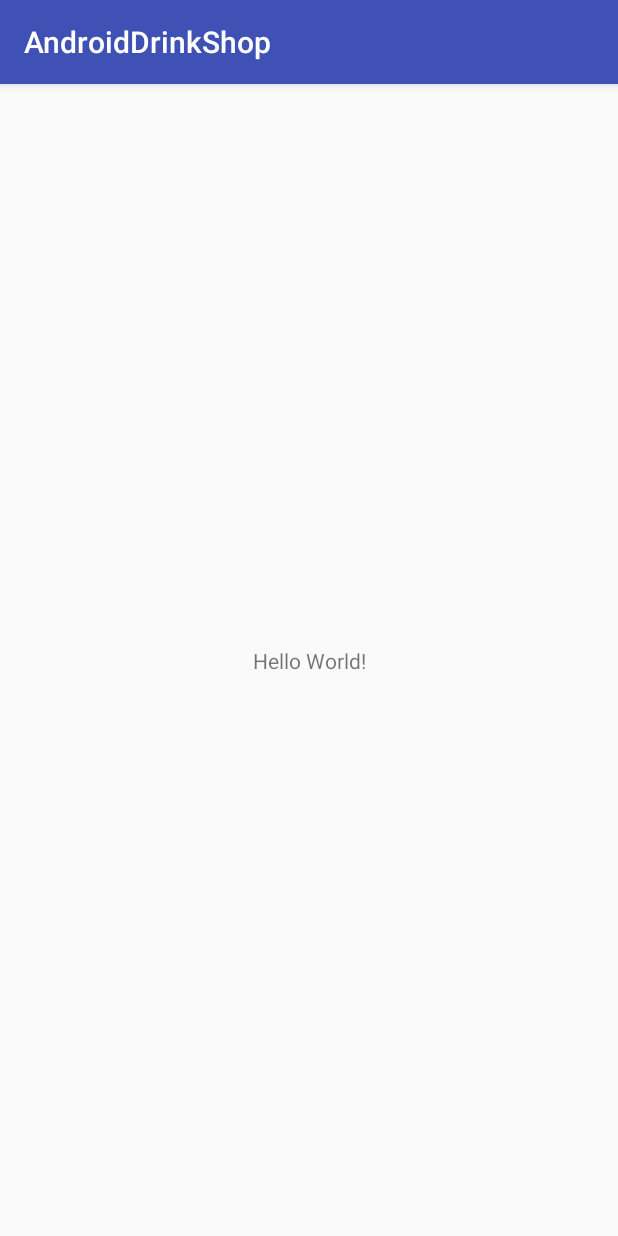
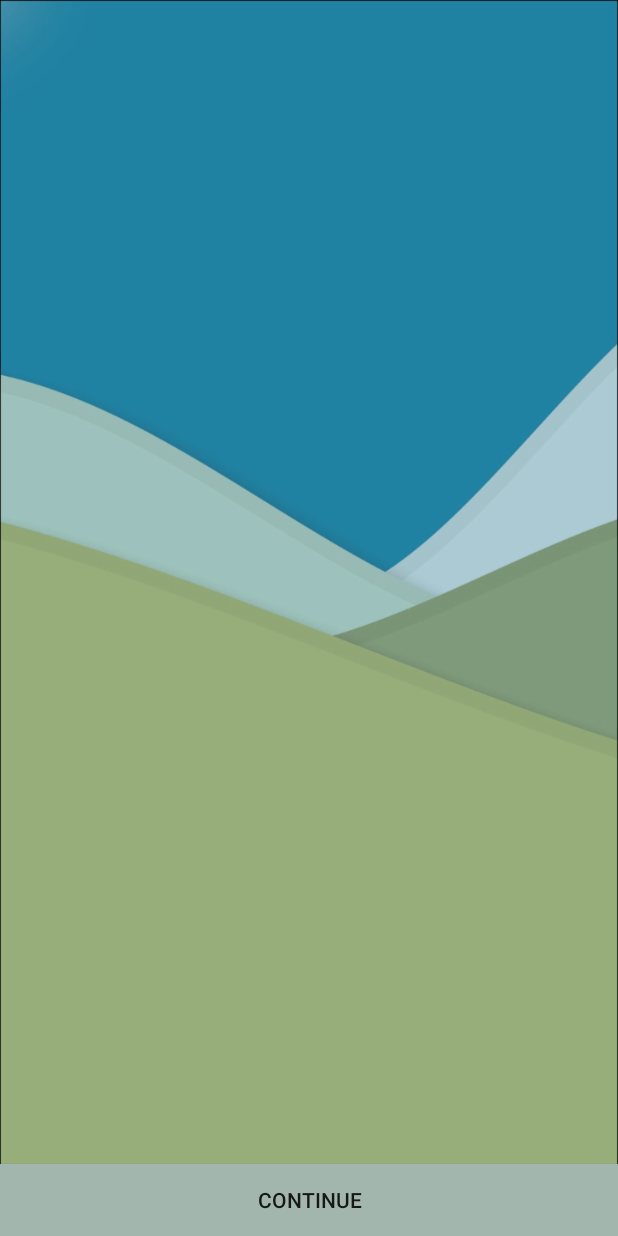
Before and after one commit to Cici1996/AndroidDrinkShop, an Android app: the screen it shows after launch (MainActivity), on a phone screen of 412 x 824 dp. Run offline under Robolectric (Android 15) with nearby library versions, the phone set to English and light mode, and no system bars.

Commit message:
part 1 : persiapan project dan persiapan Back end

```diff
--- a/app/src/main/res/layout/activity_main.xml
+++ b/app/src/main/res/layout/activity_main.xml
@@ -1,18 +1,18 @@
 <?xml version="1.0" encoding="utf-8"?>
-<android.support.constraint.ConstraintLayout xmlns:android="http://schemas.android.com/apk/res/android"
+<RelativeLayout xmlns:android="http://schemas.android.com/apk/res/android"
     xmlns:app="http://schemas.android.com/apk/res-auto"
     xmlns:tools="http://schemas.android.com/tools"
     android:layout_width="match_parent"
+    android:background="@drawable/back"
     android:layout_height="match_parent"
     tools:context=".MainActivity">
 
-    <TextView
-        android:layout_width="wrap_content"
-        android:layout_height="wrap_content"
-        android:text="Hello World!"
-        app:layout_constraintBottom_toBottomOf="parent"
-        app:layout_constraintLeft_toLeftOf="parent"
-        app:layout_constraintRight_toRightOf="parent"
-        app:layout_constraintTop_toTopOf="parent" />
+    <Button
+        android:text="Continue"
+        android:id="@+id/btn_continue"
+        android:background="@color/colorPrimaryDark"
+        android:layout_alignParentBottom="true"
+        android:layout_width="match_parent"
+        android:layout_height="wrap_content" />
 
-</android.support.constraint.ConstraintLayout>
+</RelativeLayout>
--- a/app/src/main/res/values/colors.xml
+++ b/app/src/main/res/values/colors.xml
@@ -1,6 +1,6 @@
 <?xml version="1.0" encoding="utf-8"?>
 <resources>
-    <color name="colorPrimary">#3F51B5</color>
-    <color name="colorPrimaryDark">#303F9F</color>
-    <color name="colorAccent">#FF4081</color>
+    <color name="colorPrimary">#d4e7e1</color>
+    <color name="colorPrimaryDark">#a3b6ae</color>
+    <color name="colorAccent">#1e1e1e</color>
 </resources>
--- a/app/src/main/res/values/styles.xml
+++ b/app/src/main/res/values/styles.xml
@@ -1,7 +1,7 @@
 <resources>
 
     <!-- Base application theme. -->
-    <style name="AppTheme" parent="Theme.AppCompat.Light.DarkActionBar">
+    <style name="AppTheme" parent="Theme.AppCompat.Light.NoActionBar">
         <!-- Customize your theme here. -->
         <item name="colorPrimary">@color/colorPrimary</item>
         <item name="colorPrimaryDark">@color/colorPrimaryDark</item>
```
Also changed, not shown: app/build.gradle (+8 -0 lines), app/src/main/java/com/example/asus/androiddrinkshop/Model/CheckUserResponse.java (added, +26 -0 lines), app/src/main/java/com/example/asus/androiddrinkshop/Model/User.java (added, +53 -0 lines), app/src/main/java/com/example/asus/androiddrinkshop/Retrofit/IDrinkShopAPI.java (added, +23 -0 lines), app/src/main/java/com/example/asus/androiddrinkshop/Retrofit/RetrofitClient.java (added, +19 -0 lines), app/src/main/java/com/example/asus/androiddrinkshop/Utils/Common.java (added, +12 -0 lines), app/src/main/res/drawable-hdpi/back.png (added), app/src/main/res/drawable-mdpi/back.png (added), app/src/main/res/drawable-xhdpi/back.png (added), app/src/main/res/drawable-xxhdpi/back.png (added), app/src/main/res/drawable-xxxhdpi/back.png (added).
